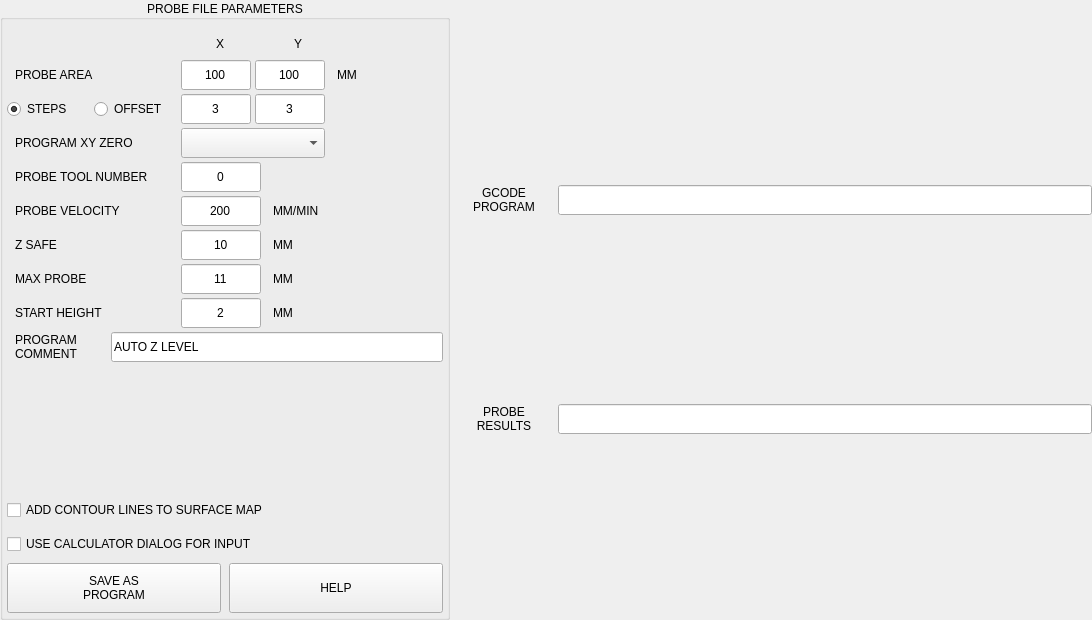
This is utils/zlevel.ui in persei802/QtDragon_hd as Qt 5 draws it before an edit. The edited form follows.
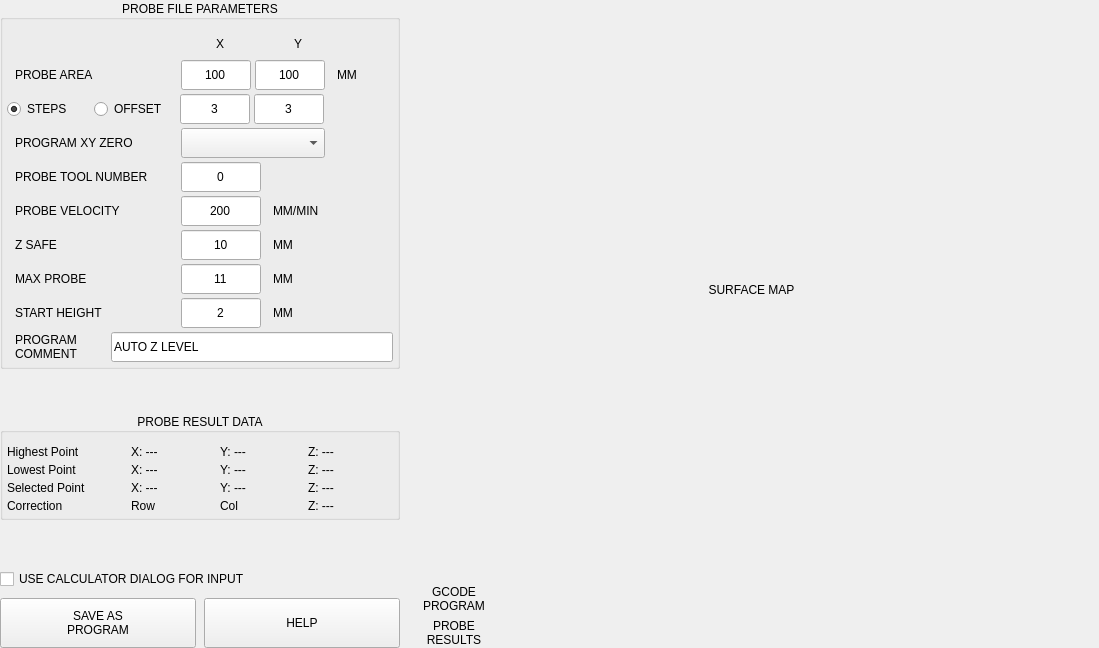
This is the edited form.

Commit message: added probed points overlay to surface map image

What changed in the file:
```diff
--- a/utils/zlevel.ui
+++ b/utils/zlevel.ui
@@ -6,12 +6,12 @@
    <rect>
     <x>0</x>
     <y>0</y>
-    <width>1092</width>
-    <height>620</height>
+    <width>1099</width>
+    <height>648</height>
    </rect>
   </property>
   <property name="sizePolicy">
-   <sizepolicy hsizetype="Preferred" vsizetype="Expanding">
+   <sizepolicy hsizetype="Preferred" vsizetype="Preferred">
     <horstretch>0</horstretch>
     <verstretch>0</verstretch>
    </sizepolicy>
@@ -25,7 +25,37 @@
   <property name="windowTitle">
    <string>Form</string>
   </property>
-  <layout class="QHBoxLayout" name="horizontalLayout_12" stretch="0,0">
+  <layout class="QHBoxLayout" name="horizontalLayout_12" stretch="0,1">
+   <property name="spacing">
+    <number>4</number>
+   </property>
+   <property name="leftMargin">
+    <number>0</number>
+   </property>
+   <property name="topMargin">
+    <number>0</number>
+   </property>
+   <property name="rightMargin">
+    <number>0</number>
+   </property>
+   <property name="bottomMargin">
+    <number>0</number>
+   </property>
+   <item>
+    <widget class="QFrame" name="frame_parameters">
+     <property name="minimumSize">
+      <size>
+       <width>400</width>
+       <height>0</height>
+      </size>
+     </property>
+     <property name="maximumSize">
+      <size>
+       <width>400</width>
+       <height>16777215</height>
+      </size>
+     </property>
+     <layout class="QVBoxLayout" name="verticalLayout_3">
    <property name="spacing">
     <number>4</number>
    </property>
@@ -45,13 +75,13 @@
     <widget class="QGroupBox" name="groupbox_parameters">
      <property name="minimumSize">
       <size>
-       <width>450</width>
+          <width>0</width>
        <height>0</height>
       </size>
      </property>
      <property name="maximumSize">
       <size>
-       <width>450</width>
+          <width>16777215</width>
        <height>16777215</height>
       </size>
      </property>
@@ -911,7 +941,7 @@
           </property>
           <property name="minimumSize">
            <size>
-            <width>220</width>
+               <width>0</width>
             <height>30</height>
            </size>
           </property>
@@ -934,6 +964,243 @@
         </item>
        </layout>
       </item>
+        </layout>
+       </widget>
+      </item>
+      <item>
+       <spacer name="verticalSpacer_2">
+        <property name="orientation">
+         <enum>Qt::Vertical</enum>
+        </property>
+        <property name="sizeHint" stdset="0">
+         <size>
+          <width>20</width>
+          <height>40</height>
+         </size>
+        </property>
+       </spacer>
+      </item>
+      <item>
+       <widget class="QGroupBox" name="groupBox_results">
+        <property name="title">
+         <string>PROBE RESULT DATA</string>
+        </property>
+        <property name="alignment">
+         <set>Qt::AlignCenter</set>
+        </property>
+        <layout class="QVBoxLayout" name="verticalLayout_4">
+         <property name="spacing">
+          <number>4</number>
+         </property>
+         <property name="leftMargin">
+          <number>4</number>
+         </property>
+         <property name="topMargin">
+          <number>12</number>
+         </property>
+         <property name="rightMargin">
+          <number>4</number>
+         </property>
+         <property name="bottomMargin">
+          <number>4</number>
+         </property>
+         <item>
+          <layout class="QHBoxLayout" name="horizontalLayout_16">
+           <property name="topMargin">
+            <number>0</number>
+           </property>
+           <item>
+            <widget class="QLabel" name="label_12">
+             <property name="minimumSize">
+              <size>
+               <width>120</width>
+               <height>0</height>
+              </size>
+             </property>
+             <property name="maximumSize">
+              <size>
+               <width>120</width>
+               <height>16777215</height>
+              </size>
+             </property>
+             <property name="text">
+              <string>Highest Point</string>
+             </property>
+            </widget>
+           </item>
+           <item>
+            <widget class="QLabel" name="lbl_highest_x">
+             <property name="text">
+              <string>X: ---</string>
+             </property>
+            </widget>
+           </item>
+           <item>
+            <widget class="QLabel" name="lbl_highest_y">
+             <property name="text">
+              <string>Y: ---</string>
+             </property>
+            </widget>
+           </item>
+           <item>
+            <widget class="QLabel" name="lbl_highest_z">
+             <property name="text">
+              <string>Z: ---</string>
+             </property>
+            </widget>
+           </item>
+          </layout>
+         </item>
+         <item>
+          <layout class="QHBoxLayout" name="horizontalLayout_17">
+           <property name="topMargin">
+            <number>0</number>
+           </property>
+           <item>
+            <widget class="QLabel" name="label_14">
+             <property name="minimumSize">
+              <size>
+               <width>120</width>
+               <height>0</height>
+              </size>
+             </property>
+             <property name="maximumSize">
+              <size>
+               <width>120</width>
+               <height>16777215</height>
+              </size>
+             </property>
+             <property name="text">
+              <string>Lowest Point</string>
+             </property>
+            </widget>
+           </item>
+           <item>
+            <widget class="QLabel" name="lbl_lowest_x">
+             <property name="text">
+              <string>X: ---</string>
+             </property>
+            </widget>
+           </item>
+           <item>
+            <widget class="QLabel" name="lbl_lowest_y">
+             <property name="text">
+              <string>Y: ---</string>
+             </property>
+            </widget>
+           </item>
+           <item>
+            <widget class="QLabel" name="lbl_lowest_z">
+             <property name="text">
+              <string>Z: ---</string>
+             </property>
+            </widget>
+           </item>
+          </layout>
+         </item>
+         <item>
+          <layout class="QHBoxLayout" name="horizontalLayout_8">
+           <item>
+            <widget class="QLabel" name="label_6">
+             <property name="minimumSize">
+              <size>
+               <width>120</width>
+               <height>0</height>
+              </size>
+             </property>
+             <property name="maximumSize">
+              <size>
+               <width>120</width>
+               <height>16777215</height>
+              </size>
+             </property>
+             <property name="text">
+              <string>Selected Point</string>
+             </property>
+            </widget>
+           </item>
+           <item>
+            <widget class="QLabel" name="lbl_selected_x">
+             <property name="text">
+              <string>X: ---</string>
+             </property>
+            </widget>
+           </item>
+           <item>
+            <widget class="QLabel" name="lbl_selected_y">
+             <property name="text">
+              <string>Y: ---</string>
+             </property>
+            </widget>
+           </item>
+           <item>
+            <widget class="QLabel" name="lbl_selected_z">
+             <property name="text">
+              <string>Z: ---</string>
+             </property>
+            </widget>
+           </item>
+          </layout>
+         </item>
+         <item>
+          <layout class="QHBoxLayout" name="horizontalLayout_15">
+           <item>
+            <widget class="QLabel" name="label_15">
+             <property name="minimumSize">
+              <size>
+               <width>120</width>
+               <height>0</height>
+              </size>
+             </property>
+             <property name="maximumSize">
+              <size>
+               <width>120</width>
+               <height>16777215</height>
+              </size>
+             </property>
+             <property name="text">
+              <string>Correction</string>
+             </property>
+            </widget>
+           </item>
+           <item>
+            <widget class="QLabel" name="lbl_selected_row">
+             <property name="text">
+              <string>Row</string>
+             </property>
+            </widget>
+           </item>
+           <item>
+            <widget class="QLabel" name="lbl_selected_col">
+             <property name="minimumSize">
+              <size>
+               <width>0</width>
+               <height>0</height>
+              </size>
+             </property>
+             <property name="maximumSize">
+              <size>
+               <width>16777215</width>
+               <height>16777215</height>
+              </size>
+             </property>
+             <property name="text">
+              <string>Col</string>
+             </property>
+            </widget>
+           </item>
+           <item>
+            <widget class="QLabel" name="lbl_correction_z">
+             <property name="text">
+              <string>Z: ---</string>
+             </property>
+            </widget>
+           </item>
+          </layout>
+         </item>
+        </layout>
+       </widget>
+      </item>
       <item>
        <spacer name="verticalSpacer">
         <property name="orientation">
@@ -947,31 +1214,6 @@
         </property>
        </spacer>
       </item>
-      <item>
-       <widget class="QCheckBox" name="chk_add_contours">
-        <property name="sizePolicy">
-         <sizepolicy hsizetype="Preferred" vsizetype="Preferred">
-          <horstretch>0</horstretch>
-          <verstretch>0</verstretch>
-         </sizepolicy>
-        </property>
-        <property name="minimumSize">
-         <size>
-          <width>0</width>
-          <height>30</height>
-         </size>
-        </property>
-        <property name="maximumSize">
-         <size>
-          <width>16777215</width>
-          <height>30</height>
-         </size>
-        </property>
-        <property name="text">
-         <string>ADD CONTOUR LINES TO SURFACE MAP</string>
-        </property>
-       </widget>
-      </item>
       <item>
        <widget class="QCheckBox" name="chk_use_calc">
         <property name="sizePolicy">
@@ -998,14 +1240,14 @@
        </widget>
       </item>
       <item>
-       <layout class="QHBoxLayout" name="horizontalLayout_8">
+       <layout class="QHBoxLayout" name="layout_buttons">
         <property name="spacing">
          <number>8</number>
         </property>
         <item>
          <widget class="QPushButton" name="btn_save_gcode">
           <property name="sizePolicy">
-           <sizepolicy hsizetype="Preferred" vsizetype="Fixed">
+           <sizepolicy hsizetype="Preferred" vsizetype="Preferred">
             <horstretch>0</horstretch>
             <verstretch>0</verstretch>
            </sizepolicy>
@@ -1062,13 +1304,26 @@
     </widget>
    </item>
    <item>
-    <layout class="QVBoxLayout" name="verticalLayout_2" stretch="1,0,0">
+    <layout class="QVBoxLayout" name="verticalLayout_2" stretch="0,1,0,0">
      <property name="spacing">
       <number>4</number>
      </property>
+     <property name="topMargin">
+      <number>0</number>
+     </property>
      <property name="rightMargin">
       <number>0</number>
      </property>
+     <item>
+      <widget class="QLabel" name="label_11">
+       <property name="text">
+        <string>SURFACE MAP</string>
+       </property>
+       <property name="alignment">
+        <set>Qt::AlignCenter</set>
+       </property>
+      </widget>
+     </item>
      <item>
       <layout class="QVBoxLayout" name="layout_surfacemap">
        <property name="spacing">
@@ -1111,13 +1366,7 @@
         </widget>
        </item>
        <item>
-        <widget class="QLineEdit" name="lineEdit_probe_program">
-         <property name="sizePolicy">
-          <sizepolicy hsizetype="Preferred" vsizetype="Preferred">
-           <horstretch>0</horstretch>
-           <verstretch>0</verstretch>
-          </sizepolicy>
-         </property>
+        <widget class="QLabel" name="lbl_probe_program">
          <property name="minimumSize">
           <size>
            <width>0</width>
@@ -1130,14 +1379,8 @@
            <height>30</height>
           </size>
          </property>
-         <property name="focusPolicy">
-          <enum>Qt::ClickFocus</enum>
-         </property>
-         <property name="toolTip">
-          <string>GCode program used to probe the loaded program.</string>
-         </property>
-         <property name="readOnly">
-          <bool>true</bool>
+         <property name="text">
+          <string/>
          </property>
         </widget>
        </item>
@@ -1178,13 +1421,7 @@
         </widget>
        </item>
        <item>
-        <widget class="QLineEdit" name="lineEdit_probe_result">
-         <property name="sizePolicy">
-          <sizepolicy hsizetype="Preferred" vsizetype="Preferred">
-           <horstretch>0</horstretch>
-           <verstretch>0</verstretch>
-          </sizepolicy>
-         </property>
+        <widget class="QLabel" name="lbl_probe_result">
          <property name="minimumSize">
           <size>
            <width>0</width>
@@ -1197,11 +1434,8 @@
            <height>30</height>
           </size>
          </property>
-         <property name="toolTip">
-          <string>The result of the probing program named above. Contains an array of XY coordinates with probed Z values.</string>
-         </property>
-         <property name="readOnly">
-          <bool>true</bool>
+         <property name="text">
+          <string/>
          </property>
         </widget>
        </item>
```
Lines whose indentation alone changed are shown as unchanged. The commit also changes 2 other files.
